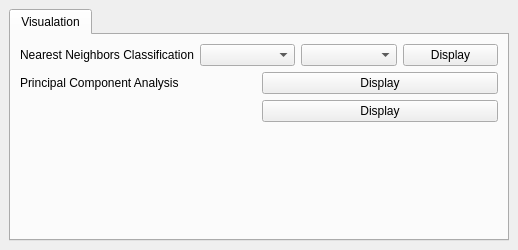
Above: gui/diabetes_predicter.ui from Djordje99/Big_Data_Project before the change. Below: the same form after it.
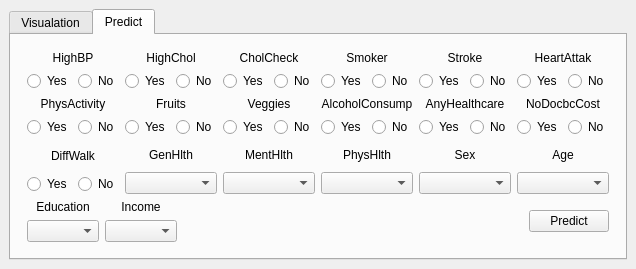
That is the form after the change. The open tabs and pages were chosen to show the change.

```diff
--- a/gui/diabetes_predicter.ui
+++ b/gui/diabetes_predicter.ui
@@ -6,8 +6,8 @@
    <rect>
     <x>0</x>
     <y>0</y>
-    <width>518</width>
-    <height>250</height>
+    <width>608</width>
+    <height>269</height>
    </rect>
   </property>
   <property name="windowTitle">
@@ -15,7 +15,7 @@
   </property>
   <widget class="QWidget" name="centralwidget">
    <layout class="QGridLayout" name="gridLayout">
-    <item row="0" column="0">
+    <item row="0" column="1">
      <widget class="QTabWidget" name="tabWidget">
       <property name="currentIndex">
        <number>0</number>
@@ -26,78 +26,925 @@
        </attribute>
        <layout class="QGridLayout" name="gridLayout_2">
         <item row="0" column="0">
-         <layout class="QHBoxLayout" name="horizontalLayout">
+         <layout class="QVBoxLayout" name="verticalLayout_11">
           <item>
-           <widget class="QLabel" name="nnc_label">
-            <property name="text">
-             <string>Nearest Neighbors Classification</string>
-            </property>
-           </widget>
+           <layout class="QVBoxLayout" name="verticalLayout_10">
+            <item>
+             <layout class="QHBoxLayout" name="horizontalLayout">
+              <item>
+               <layout class="QVBoxLayout" name="verticalLayout_4">
+                <item>
+                 <widget class="QLabel" name="label_4">
+                  <property name="text">
+                   <string/>
+                  </property>
+                 </widget>
+                </item>
+                <item>
+                 <widget class="QLabel" name="nnc_label">
+                  <property name="minimumSize">
+                   <size>
+                    <width>180</width>
+                    <height>0</height>
+                   </size>
+                  </property>
+                  <property name="text">
+                   <string>Nearest Neighbors Classification</string>
+                  </property>
+                 </widget>
+                </item>
+               </layout>
+              </item>
+              <item>
+               <layout class="QVBoxLayout" name="verticalLayout">
+                <item>
+                 <widget class="QLabel" name="label">
+                  <property name="text">
+                   <string>Feature</string>
+                  </property>
+                  <property name="alignment">
+                   <set>Qt::AlignCenter</set>
+                  </property>
+                 </widget>
+                </item>
+                <item>
+                 <widget class="QComboBox" name="nnc_fields_1">
+                  <property name="minimumSize">
+                   <size>
+                    <width>120</width>
+                    <height>0</height>
+                   </size>
+                  </property>
+                  <property name="maximumSize">
+                   <size>
+                    <width>120</width>
+                    <height>16777215</height>
+                   </size>
+                  </property>
+                 </widget>
+                </item>
+               </layout>
+              </item>
+              <item>
+               <layout class="QVBoxLayout" name="verticalLayout_2">
+                <item>
+                 <widget class="QLabel" name="label_2">
+                  <property name="text">
+                   <string>Feature</string>
+                  </property>
+                  <property name="alignment">
+                   <set>Qt::AlignCenter</set>
+                  </property>
+                 </widget>
+                </item>
+                <item>
+                 <widget class="QComboBox" name="nnc_fields_2">
+                  <property name="minimumSize">
+                   <size>
+                    <width>120</width>
+                    <height>0</height>
+                   </size>
+                  </property>
+                  <property name="maximumSize">
+                   <size>
+                    <width>120</width>
+                    <height>16777215</height>
+                   </size>
+                  </property>
+                 </widget>
+                </item>
+               </layout>
+              </item>
+              <item>
+               <layout class="QVBoxLayout" name="verticalLayout_3">
+                <item>
+                 <widget class="QLabel" name="label_3">
+                  <property name="text">
+                   <string/>
+                  </property>
+                 </widget>
+                </item>
+                <item>
+                 <widget class="QPushButton" name="nnc_btn">
+                  <property name="maximumSize">
+                   <size>
+                    <width>100</width>
+                    <height>16777215</height>
+                   </size>
+                  </property>
+                  <property name="text">
+                   <string>Display</string>
+                  </property>
+                 </widget>
+                </item>
+               </layout>
+              </item>
+             </layout>
+            </item>
+            <item>
+             <layout class="QHBoxLayout" name="horizontalLayout_2">
+              <item>
+               <layout class="QVBoxLayout" name="verticalLayout_5">
+                <item>
+                 <widget class="QLabel" name="label_9">
+                  <property name="text">
+                   <string/>
+                  </property>
+                 </widget>
+                </item>
+                <item>
+                 <widget class="QLabel" name="pca_label">
+                  <property name="minimumSize">
+                   <size>
+                    <width>180</width>
+                    <height>0</height>
+                   </size>
+                  </property>
+                  <property name="text">
+                   <string>Principal Component Analysis</string>
+                  </property>
+                 </widget>
+                </item>
+               </layout>
+              </item>
+              <item>
+               <layout class="QVBoxLayout" name="verticalLayout_6">
+                <item>
+                 <widget class="QLabel" name="label_5">
+                  <property name="text">
+                   <string>Dimensions</string>
+                  </property>
+                  <property name="alignment">
+                   <set>Qt::AlignCenter</set>
+                  </property>
+                 </widget>
+                </item>
+                <item>
+                 <widget class="QComboBox" name="pca_dimensions">
+                  <property name="minimumSize">
+                   <size>
+                    <width>120</width>
+                    <height>0</height>
+                   </size>
+                  </property>
+                  <property name="maximumSize">
+                   <size>
+                    <width>120</width>
+                    <height>16777215</height>
+                   </size>
+                  </property>
+                 </widget>
+                </item>
+               </layout>
+              </item>
+              <item>
+               <layout class="QVBoxLayout" name="verticalLayout_7">
+                <item>
+                 <widget class="QLabel" name="label_7">
+                  <property name="text">
+                   <string>Feature</string>
+                  </property>
+                  <property name="alignment">
+                   <set>Qt::AlignCenter</set>
+                  </property>
+                 </widget>
+                </item>
+                <item>
+                 <widget class="QSpinBox" name="field_1">
+                  <property name="minimumSize">
+                   <size>
+                    <width>55</width>
+                    <height>0</height>
+                   </size>
+                  </property>
+                  <property name="maximumSize">
+                   <size>
+                    <width>55</width>
+                    <height>16777215</height>
+                   </size>
+                  </property>
+                 </widget>
+                </item>
+               </layout>
+              </item>
+              <item>
+               <layout class="QVBoxLayout" name="verticalLayout_8">
+                <item>
+                 <widget class="QLabel" name="label_6">
+                  <property name="text">
+                   <string>Feature</string>
+                  </property>
+                  <property name="alignment">
+                   <set>Qt::AlignCenter</set>
+                  </property>
+                 </widget>
+                </item>
+                <item>
+                 <widget class="QSpinBox" name="field_2">
+                  <property name="minimumSize">
+                   <size>
+                    <width>55</width>
+                    <height>0</height>
+                   </size>
+                  </property>
+                  <property name="maximumSize">
+                   <size>
+                    <width>55</width>
+                    <height>16777215</height>
+                   </size>
+                  </property>
+                 </widget>
+                </item>
+               </layout>
+              </item>
+              <item>
+               <layout class="QVBoxLayout" name="verticalLayout_9">
+                <item>
+                 <widget class="QLabel" name="label_8">
+                  <property name="text">
+                   <string/>
+                  </property>
+                 </widget>
+                </item>
+                <item>
+                 <widget class="QPushButton" name="pca_btn">
+                  <property name="maximumSize">
+                   <size>
+                    <width>100</width>
+                    <height>16777215</height>
+                   </size>
+                  </property>
+                  <property name="text">
+                   <string>Display</string>
+                  </property>
+                 </widget>
+                </item>
+               </layout>
+              </item>
+             </layout>
+            </item>
+            <item>
+             <layout class="QHBoxLayout" name="horizontalLayout_3">
+              <item>
+               <widget class="QLabel" name="lda_label">
+                <property name="minimumSize">
+                 <size>
+                  <width>180</width>
+                  <height>0</height>
+                 </size>
+                </property>
+                <property name="text">
+                 <string>Linear Discriminant Analysis</string>
+                </property>
+               </widget>
+              </item>
+              <item>
+               <widget class="QPushButton" name="lda_btn">
+                <property name="maximumSize">
+                 <size>
+                  <width>80</width>
+                  <height>16777215</height>
+                 </size>
+                </property>
+                <property name="text">
+                 <string>Display</string>
+                </property>
+               </widget>
+              </item>
+              <item>
+               <spacer name="horizontalSpacer_3">
+                <property name="orientation">
+                 <enum>Qt::Horizontal</enum>
+                </property>
+                <property name="sizeHint" stdset="0">
+                 <size>
+                  <width>40</width>
+                  <height>20</height>
+                 </size>
+                </property>
+               </spacer>
+              </item>
+             </layout>
+            </item>
+           </layout>
           </item>
           <item>
-           <widget class="QComboBox" name="nnc_fields_1"/>
-          </item>
-          <item>
-           <widget class="QComboBox" name="nnc_fields_2"/>
-          </item>
-          <item>
-           <widget class="QPushButton" name="nnc_btn">
-            <property name="text">
-             <string>Display</string>
+           <spacer name="verticalSpacer">
+            <property name="orientation">
+             <enum>Qt::Vertical</enum>
             </property>
-           </widget>
-          </item>
-         </layout>
-        </item>
-        <item row="1" column="0">
-         <layout class="QHBoxLayout" name="horizontalLayout_2">
-          <item>
-           <widget class="QLabel" name="pca_label">
-            <property name="text">
-             <string>Principal Component Analysis</string>
+            <property name="sizeHint" stdset="0">
+             <size>
+              <width>20</width>
+              <height>0</height>
+             </size>
             </property>
-           </widget>
+           </spacer>
           </item>
-          <item>
-           <widget class="QPushButton" name="pca_btn">
-            <property name="text">
-             <string>Display</string>
-            </property>
-           </widget>
-          </item>
          </layout>
         </item>
-        <item row="2" column="0">
-         <layout class="QHBoxLayout" name="horizontalLayout_3">
+       </layout>
+      </widget>
+      <widget class="QWidget" name="tab">
+       <attribute name="title">
+        <string>Predict</string>
+       </attribute>
+       <layout class="QGridLayout" name="gridLayout_3">
+        <item row="0" column="0">
+         <layout class="QVBoxLayout" name="verticalLayout_34">
+          <property name="leftMargin">
+           <number>7</number>
+          </property>
+          <property name="topMargin">
+           <number>7</number>
+          </property>
+          <property name="rightMargin">
+           <number>7</number>
+          </property>
+          <property name="bottomMargin">
+           <number>7</number>
+          </property>
           <item>
-           <widget class="QLabel" name="nnc_label_3">
-            <property name="text">
-             <string/>
-            </property>
-           </widget>
+           <layout class="QVBoxLayout" name="verticalLayout_33">
+            <item>
+             <layout class="QVBoxLayout" name="verticalLayout_32">
+              <item>
+               <layout class="QHBoxLayout" name="horizontalLayout_17">
+                <item>
+                 <layout class="QVBoxLayout" name="verticalLayout_12">
+                  <item>
+                   <widget class="QLabel" name="label_10">
+                    <property name="text">
+                     <string>HighBP</string>
+                    </property>
+                    <property name="alignment">
+                     <set>Qt::AlignCenter</set>
+                    </property>
+                   </widget>
+                  </item>
+                  <item>
+                   <layout class="QHBoxLayout" name="horizontalLayout_4">
+                    <item>
+                     <widget class="QRadioButton" name="high_bp_yes">
+                      <property name="text">
+                       <string>Yes</string>
+                      </property>
+                     </widget>
+                    </item>
+                    <item>
+                     <widget class="QRadioButton" name="high_bp_no">
+                      <property name="text">
+                       <string>No</string>
+                      </property>
+                     </widget>
+                    </item>
+                   </layout>
+                  </item>
+                 </layout>
+                </item>
+                <item>
+                 <layout class="QVBoxLayout" name="verticalLayout_13">
+                  <item>
+                   <widget class="QLabel" name="label_11">
+                    <property name="text">
+                     <string>HighChol</string>
+                    </property>
+                    <property name="alignment">
+                     <set>Qt::AlignCenter</set>
+                    </property>
+                   </widget>
+                  </item>
+                  <item>
+                   <layout class="QHBoxLayout" name="horizontalLayout_5">
+                    <item>
+                     <widget class="QRadioButton" name="high_chol_yes">
+                      <property name="text">
+                       <string>Yes</string>
+                      </property>
+                     </widget>
+                    </item>
+                    <item>
+                     <widget class="QRadioButton" name="high_chol_no">
+                      <property name="text">
+                       <string>No</string>
+                      </property>
+                     </widget>
+                    </item>
+                   </layout>
+                  </item>
+                 </layout>
+                </item>
+                <item>
+                 <layout class="QVBoxLayout" name="verticalLayout_14">
+                  <item>
+                   <widget class="QLabel" name="label_12">
+                    <property name="text">
+                     <string>CholCheck</string>
+                    </property>
+                    <property name="alignment">
+                     <set>Qt::AlignCenter</set>
+                    </property>
+                   </widget>
+                  </item>
+                  <item>
+                   <layout class="QHBoxLayout" name="horizontalLayout_6">
+                    <item>
+                     <widget class="QRadioButton" name="chol_check_yes">
+                      <property name="text">
+                       <string>Yes</string>
+                      </property>
+                     </widget>
+                    </item>
+                    <item>
+                     <widget class="QRadioButton" name="chol_check_no">
+                      <property name="text">
+                       <string>No</string>
+                      </property>
+                     </widget>
+                    </item>
+                   </layout>
+                  </item>
+                 </layout>
+                </item>
+                <item>
+                 <layout class="QVBoxLayout" name="verticalLayout_15">
+                  <item>
+                   <widget class="QLabel" name="label_13">
+                    <property name="text">
+                     <string>Smoker</string>
+                    </property>
+                    <property name="alignment">
+                     <set>Qt::AlignCenter</set>
+                    </property>
+                   </widget>
+                  </item>
+                  <item>
+                   <layout class="QHBoxLayout" name="horizontalLayout_7">
+                    <item>
+                     <widget class="QRadioButton" name="smoker_yes">
+                      <property name="text">
+                       <string>Yes</string>
+                      </property>
+                     </widget>
+                    </item>
+                    <item>
+                     <widget class="QRadioButton" name="smoker_no">
+                      <property name="text">
+                       <string>No</string>
+                      </property>
+                     </widget>
+                    </item>
+                   </layout>
+                  </item>
+                 </layout>
+                </item>
+                <item>
+                 <layout class="QVBoxLayout" name="verticalLayout_16">
+                  <item>
+                   <widget class="QLabel" name="label_14">
+                    <property name="text">
+                     <string>Stroke</string>
+                    </property>
+                    <property name="alignment">
+                     <set>Qt::AlignCenter</set>
+                    </property>
+                   </widget>
+                  </item>
+                  <item>
+                   <layout class="QHBoxLayout" name="horizontalLayout_8">
+                    <item>
+                     <widget class="QRadioButton" name="stroke_yes">
+                      <property name="text">
+                       <string>Yes</string>
+                      </property>
+                     </widget>
+                    </item>
+                    <item>
+                     <widget class="QRadioButton" name="stroke_no">
+                      <property name="text">
+                       <string>No</string>
+                      </property>
+                     </widget>
+                    </item>
+                   </layout>
+                  </item>
+                 </layout>
+                </item>
+                <item>
+                 <layout class="QVBoxLayout" name="verticalLayout_17">
+                  <item>
+                   <widget class="QLabel" name="label_15">
+                    <property name="text">
+                     <string>HeartAttak</string>
+                    </property>
+                    <property name="alignment">
+                     <set>Qt::AlignCenter</set>
+                    </property>
+                   </widget>
+                  </item>
+                  <item>
+                   <layout class="QHBoxLayout" name="horizontalLayout_9">
+                    <item>
+                     <widget class="QRadioButton" name="heart_attak_yes">
+                      <property name="text">
+                       <string>Yes</string>
+                      </property>
+                     </widget>
+                    </item>
+                    <item>
+                     <widget class="QRadioButton" name="heart_attak_no">
+                      <property name="text">
+                       <string>No</string>
+                      </property>
+                     </widget>
+                    </item>
+                   </layout>
+                  </item>
+                 </layout>
+                </item>
+               </layout>
+              </item>
+              <item>
+               <layout class="QHBoxLayout" name="horizontalLayout_18">
+                <item>
+                 <layout class="QVBoxLayout" name="verticalLayout_18">
+                  <item>
+                   <widget class="QLabel" name="label_16">
+                    <property name="text">
+                     <string>PhysActivity</string>
+                    </property>
+                    <property name="alignment">
+                     <set>Qt::AlignCenter</set>
+                    </property>
+                   </widget>
+                  </item>
+                  <item>
+                   <layout class="QHBoxLayout" name="horizontalLayout_10">
+                    <item>
+                     <widget class="QRadioButton" name="phys_activity_yes">
+                      <property name="text">
+                       <string>Yes</string>
+                      </property>
+                     </widget>
+                    </item>
+                    <item>
+                     <widget class="QRadioButton" name="phys_activity_no">
+                      <property name="text">
+                       <string>No</string>
+                      </property>
+                     </widget>
+                    </item>
+                   </layout>
+                  </item>
+                 </layout>
+                </item>
+                <item>
+                 <layout class="QVBoxLayout" name="verticalLayout_19">
+                  <item>
+                   <widget class="QLabel" name="label_17">
+                    <property name="text">
+                     <string>Fruits</string>
+                    </property>
+                    <property name="alignment">
+                     <set>Qt::AlignCenter</set>
+                    </property>
+                   </widget>
+                  </item>
+                  <item>
+                   <layout class="QHBoxLayout" name="horizontalLayout_11">
+                    <item>
+                     <widget class="QRadioButton" name="fruits_yes">
+                      <property name="text">
+                       <string>Yes</string>
+                      </property>
+                     </widget>
+                    </item>
+                    <item>
+                     <widget class="QRadioButton" name="fruits_no">
+                      <property name="text">
+                       <string>No</string>
+                      </property>
+                     </widget>
+                    </item>
+                   </layout>
+                  </item>
+                 </layout>
+                </item>
+                <item>
+                 <layout class="QVBoxLayout" name="verticalLayout_20">
+                  <item>
+                   <widget class="QLabel" name="label_18">
+                    <property name="text">
+                     <string>Veggies</string>
+                    </property>
+                    <property name="alignment">
+                     <set>Qt::AlignCenter</set>
+                    </property>
+                   </widget>
+                  </item>
+                  <item>
+                   <layout class="QHBoxLayout" name="horizontalLayout_12">
+                    <item>
+                     <widget class="QRadioButton" name="veggies_yes">
+                      <property name="text">
+                       <string>Yes</string>
+                      </property>
+                     </widget>
+                    </item>
+                    <item>
+                     <widget class="QRadioButton" name="veggies_no">
+                      <property name="text">
+                       <string>No</string>
+                      </property>
+                     </widget>
+                    </item>
+                   </layout>
+                  </item>
+                 </layout>
+                </item>
+                <item>
+                 <layout class="QVBoxLayout" name="verticalLayout_21">
+                  <item>
+                   <widget class="QLabel" name="label_19">
+                    <property name="text">
+                     <string>AlcoholConsump</string>
+                    </property>
+                    <property name="alignment">
+                     <set>Qt::AlignCenter</set>
+                    </property>
+                   </widget>
+                  </item>
+                  <item>
+                   <layout class="QHBoxLayout" name="horizontalLayout_13">
+                    <item>
+                     <widget class="QRadioButton" name="alcohol_yes">
+                      <property name="text">
+                       <string>Yes</string>
+                      </property>
+                     </widget>
+                    </item>
+                    <item>
+                     <widget class="QRadioButton" name="alchocol_no">
+                      <property name="text">
+                       <string>No</string>
+                      </property>
+                     </widget>
+                    </item>
+                   </layout>
+                  </item>
+                 </layout>
+                </item>
+                <item>
+                 <layout class="QVBoxLayout" name="verticalLayout_22">
+                  <item>
+                   <widget class="QLabel" name="label_20">
+                    <property name="text">
+                     <string>AnyHealthcare</string>
+                    </property>
+                    <property name="alignment">
+                     <set>Qt::AlignCenter</set>
+                    </property>
+                   </widget>
+                  </item>
+                  <item>
+                   <layout class="QHBoxLayout" name="horizontalLayout_14">
+                    <item>
+                     <widget class="QRadioButton" name="heathcare_yes">
+                      <property name="text">
+                       <string>Yes</string>
+                      </property>
+                     </widget>
+                    </item>
+                    <item>
+                     <widget class="QRadioButton" name="heathcare_no">
+                      <property name="text">
+                       <string>No</string>
+                      </property>
+                     </widget>
+                    </item>
+                   </layout>
+                  </item>
+                 </layout>
+                </item>
+                <item>
+                 <layout class="QVBoxLayout" name="verticalLayout_23">
+                  <item>
+                   <widget class="QLabel" name="label_21">
+                    <property name="text">
+                     <string>NoDocbcCost</string>
+                    </property>
+                    <property name="alignment">
+                     <set>Qt::AlignCenter</set>
+                    </property>
+                   </widget>
+                  </item>
+                  <item>
+                   <layout class="QHBoxLayout" name="horizontalLayout_15">
+                    <item>
+                     <widget class="QRadioButton" name="doc_cost_yes">
+                      <property name="text">
+                       <string>Yes</string>
+                      </property>
+                     </widget>
+                    </item>
+                    <item>
+                     <widget class="QRadioButton" name="doc_cost_no">
+                      <property name="text">
+                       <string>No</string>
+                      </property>
+                     </widget>
+                    </item>
+                   </layout>
+                  </item>
+                 </layout>
+                </item>
+               </layout>
+              </item>
+             </layout>
+            </item>
+            <item>
+             <layout class="QHBoxLayout" name="horizontalLayout_19">
+              <item>
+               <layout class="QVBoxLayout" name="verticalLayout_24">
+                <item>
+                 <widget class="QLabel" name="label_22">
+                  <property name="text">
+                   <string>DiffWalk</string>
+                  </property>
+                  <property name="alignment">
+                   <set>Qt::AlignCenter</set>
+                  </property>
+                 </widget>
+                </item>
+                <item>
+                 <layout class="QHBoxLayout" name="horizontalLayout_16">
+                  <item>
+                   <widget class="QRadioButton" name="diff_walk_yes">
+                    <property name="text">
+                     <string>Yes</string>
+                    </property>
+                   </widget>
+                  </item>
+                  <item>
+                   <widget class="QRadioButton" name="diff_walk_no">
+                    <property name="text">
+                     <string>No</string>
+                    </property>
+                   </widget>
+                  </item>
+                 </layout>
+                </item>
+               </layout>
+              </item>
+              <item>
+               <layout class="QVBoxLayout" name="verticalLayout_25">
+                <item>
+                 <widget class="QLabel" name="label_31">
+                  <property name="text">
+                   <string>GenHlth</string>
+                  </property>
+                  <property name="alignment">
+                   <set>Qt::AlignCenter</set>
+                  </property>
+                 </widget>
+                </item>
+                <item>
+                 <widget class="QComboBox" name="gen_hlth_box"/>
+                </item>
+               </layout>
+              </item>
+              <item>
+               <layout class="QVBoxLayout" name="verticalLayout_26">
+                <item>
+                 <widget class="QLabel" name="label_32">
+                  <property name="text">
+                   <string>MentHlth</string>
+                  </property>
+                  <property name="alignment">
+                   <set>Qt::AlignCenter</set>
+                  </property>
+                 </widget>
+                </item>
+                <item>
+                 <widget class="QComboBox" name="ment_hlth_box"/>
+                </item>
+               </layout>
+              </item>
+              <item>
+               <layout class="QVBoxLayout" name="verticalLayout_27">
+                <item>
+                 <widget class="QLabel" name="label_33">
+                  <property name="text">
+                   <string>PhysHlth</string>
+                  </property>
+                  <property name="alignment">
+                   <set>Qt::AlignCenter</set>
+                  </property>
+                 </widget>
+                </item>
+                <item>
+                 <widget class="QComboBox" name="phys_hlth_box"/>
+                </item>
+               </layout>
+              </item>
+              <item>
+               <layout class="QVBoxLayout" name="verticalLayout_28">
+                <item>
+                 <widget class="QLabel" name="label_34">
+                  <property name="text">
+                   <string>Sex</string>
+                  </property>
+                  <property name="alignment">
+                   <set>Qt::AlignCenter</set>
+                  </property>
+                 </widget>
+                </item>
+                <item>
+                 <widget class="QComboBox" name="sex_box"/>
+                </item>
+               </layout>
+              </item>
+              <item>
+               <layout class="QVBoxLayout" name="verticalLayout_29">
+                <item>
+                 <widget class="QLabel" name="label_35">
+                  <property name="text">
+                   <string>Age</string>
+                  </property>
+                  <property name="alignment">
+                   <set>Qt::AlignCenter</set>
+                  </property>
+                 </widget>
+                </item>
+                <item>
+                 <widget class="QComboBox" name="age_box"/>
+                </item>
+               </layout>
+              </item>
+             </layout>
+            </item>
+           </layout>
           </item>
           <item>
-           <widget class="QPushButton" name="nnc_btn_3">
-            <property name="text">
-             <string>Display</string>
-            </property>
-           </widget>
+           <layout class="QHBoxLayout" name="horizontalLayout_20">
+            <item>
+             <layout class="QVBoxLayout" name="verticalLayout_31">
+              <item>
+               <widget class="QLabel" name="label_37">
+                <property name="text">
+                 <string>Education</string>
+                </property>
+                <property name="alignment">
+                 <set>Qt::AlignCenter</set>
+                </property>
+               </widget>
+              </item>
+              <item>
+               <widget class="QComboBox" name="education_box"/>
+              </item>
+             </layout>
+            </item>
+            <item>
+             <layout class="QVBoxLayout" name="verticalLayout_30">
+              <item>
+               <widget class="QLabel" name="label_36">
+                <property name="text">
+                 <string>Income</string>
+                </property>
+                <property name="alignment">
+                 <set>Qt::AlignCenter</set>
+                </property>
+               </widget>
+              </item>
+              <item>
+               <widget class="QComboBox" name="income_box"/>
+              </item>
+             </layout>
+            </item>
+            <item>
+             <spacer name="horizontalSpacer">
+              <property name="orientation">
+               <enum>Qt::Horizontal</enum>
+              </property>
+              <property name="sizeHint" stdset="0">
+               <size>
+                <width>40</width>
+                <height>20</height>
+               </size>
+              </property>
+             </spacer>
+            </item>
+            <item>
+             <widget class="QPushButton" name="predict_btn">
+              <property name="text">
+               <string>Predict</string>
+              </property>
+             </widget>
+            </item>
+           </layout>
           </item>
          </layout>
         </item>
-        <item row="3" column="0">
-         <spacer name="verticalSpacer">
-          <property name="orientation">
-           <enum>Qt::Vertical</enum>
-          </property>
-          <property name="sizeHint" stdset="0">
-           <size>
-            <width>20</width>
-            <height>0</height>
-           </size>
-          </property>
-         </spacer>
-        </item>
        </layout>
       </widget>
      </widget>
```
